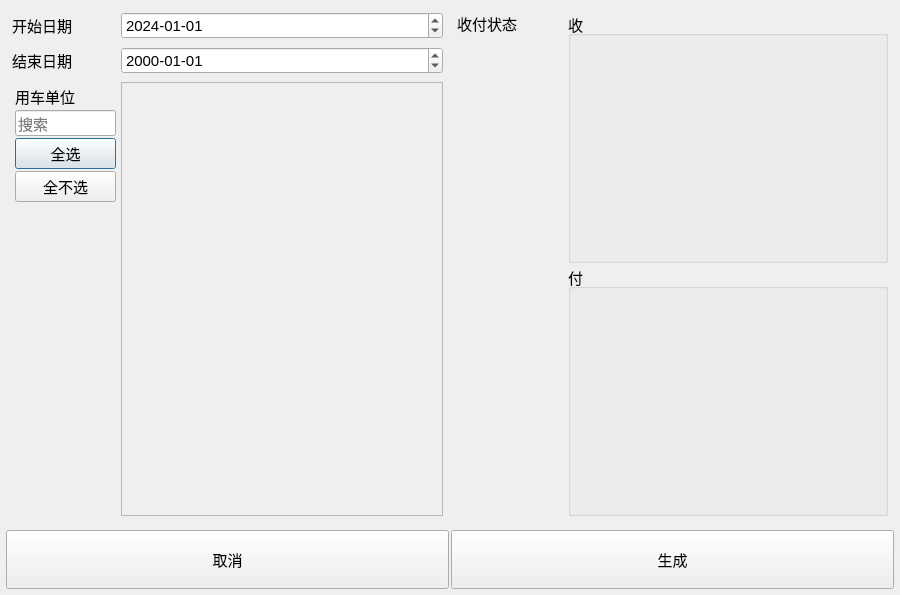
Old version of the form widgets/create_user_table_dialog/user_table_dialog.ui in the repository cockmake/SharedTable.
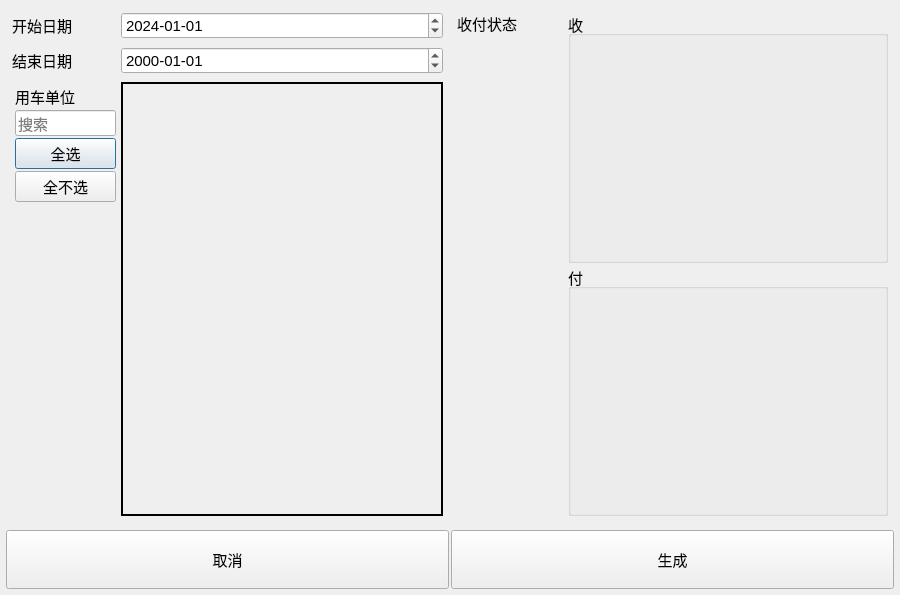
New version of the form.

```diff
--- a/widgets/create_user_table_dialog/user_table_dialog.ui
+++ b/widgets/create_user_table_dialog/user_table_dialog.ui
@@ -223,6 +223,12 @@
          </item>
          <item>
           <widget class="QScrollArea" name="yongchedanweis">
+           <property name="frameShape">
+            <enum>QFrame::WinPanel</enum>
+           </property>
+           <property name="frameShadow">
+            <enum>QFrame::Plain</enum>
+           </property>
            <property name="sizeAdjustPolicy">
             <enum>QAbstractScrollArea::AdjustToContents</enum>
            </property>
@@ -234,8 +240,8 @@
              <rect>
               <x>0</x>
               <y>0</y>
-              <width>320</width>
-              <height>446</height>
+              <width>318</width>
+              <height>444</height>
              </rect>
             </property>
            </widget>
```
